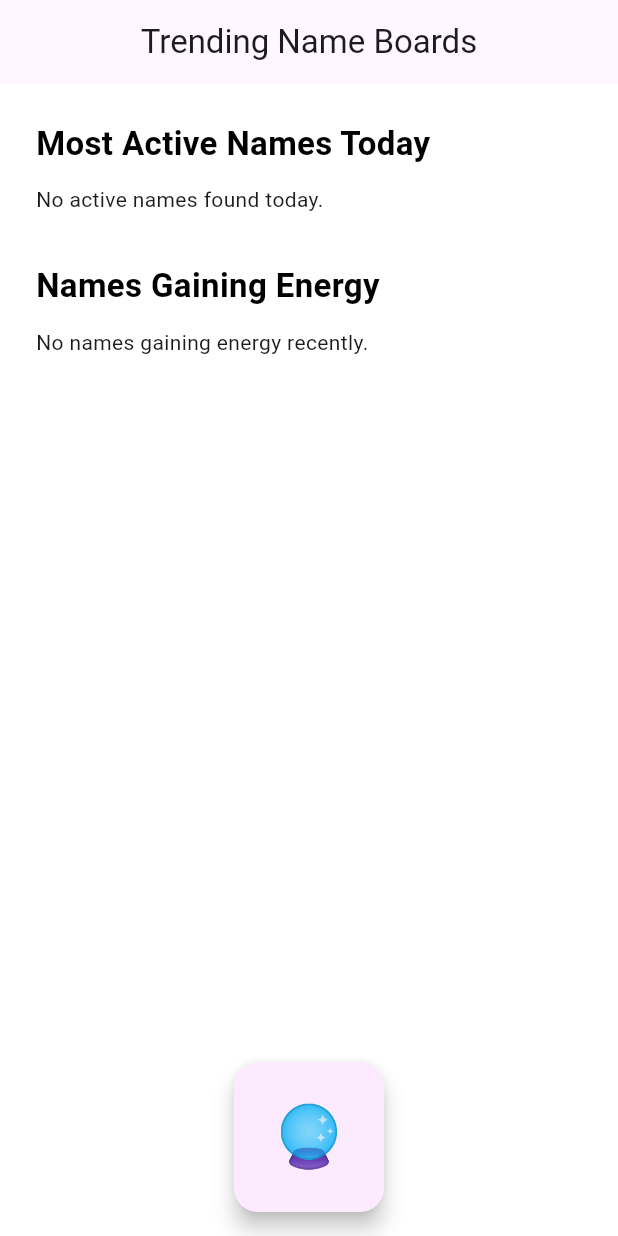
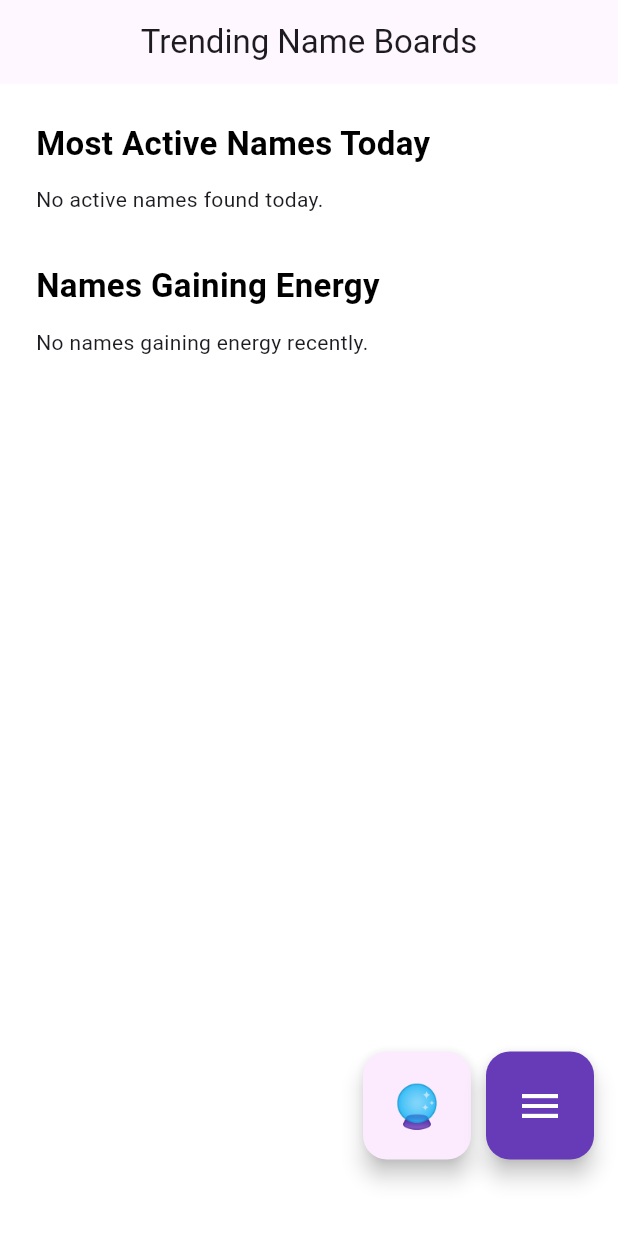
Before and after one commit to awadom/voodooboard, a Flutter app: the screen it shows after launch, on a phone screen of 412 x 824 dp. Run offline on Flutter 3.47's test engine with Material 3 defaults, Android fonts, the phone set to English and light mode, and no system bars; our stand-ins replace cloud_firestore, firebase_auth, firebase_core, google_sign_in; accounts and stored records are empty.

Commit message:
email and google auth added along with buttons and profile page

```diff
--- a/lib/routes.dart
+++ b/lib/routes.dart
@@ -1,17 +1,16 @@
-// lib/routes.dart
-
 import 'package:flutter/material.dart';
 import 'ui/trending_board.dart';
 import 'ui/home_page.dart';
+import 'services/login.dart'; // <-- Add this line
 
 class AppRoutes {
   static const String home = '/';
   static const String nameBoard = '/nameBoard';
+  static const String login = '/login'; // <-- Add this line
 
   static Route<dynamic> generateRoute(RouteSettings settings) {
     switch (settings.name) {
       case home:
-        // No arguments needed now, TrendingBoardsPage fetches data internally
         return MaterialPageRoute(
           builder: (_) => const TrendingBoardsPage(),
         );
@@ -19,6 +18,10 @@ class AppRoutes {
         final name = settings.arguments as String;
         return MaterialPageRoute(
           builder: (_) => VoodooBoardHomePage(name: name),
+        );
+      case login:
+        return MaterialPageRoute(
+          builder: (_) => const LoginPage(), // <-- Navigate to LoginPage
         );
       default:
         return MaterialPageRoute(
--- a/lib/ui/message_panel.dart
+++ b/lib/ui/message_panel.dart
@@ -57,6 +57,7 @@ class MessagePanel extends StatefulWidget {
 
 class _MessagePanelState extends State<MessagePanel> {
   final TextEditingController controller = TextEditingController();
+
   final List<String> emojiOptions = [
     '👍',
     '😂',
@@ -168,9 +169,7 @@ class _MessagePanelState extends State<MessagePanel> {
     );
   }
 
-  bool get _isIOS {
-    return !kIsWeb && defaultTargetPlatform == TargetPlatform.iOS;
-  }
+  bool get _isIOS => !kIsWeb && defaultTargetPlatform == TargetPlatform.iOS;
 
   @override
   void dispose() {
--- a/lib/ui/trending_board.dart
+++ b/lib/ui/trending_board.dart
@@ -1,10 +1,12 @@
-// lib/ui/trending_board.dart
-
 import 'package:cloud_firestore/cloud_firestore.dart';
 import 'package:flutter/material.dart';
 import '../routes.dart';
 import '../services/firestore_service.dart';
 import '../app.dart'; // to access routeObserver
+import 'package:firebase_auth/firebase_auth.dart';
+import '../services/login.dart'; // if LoginPage is declared here
+
+bool showFabMenu = false;
 
 class TrendingBoardsPage extends StatefulWidget {
   const TrendingBoardsPage({super.key});
@@ -44,8 +46,7 @@ class _TrendingBoardsPageState extends State<TrendingBoardsPage>
 
   @override
   void didPopNext() {
-    // Called when the page is visible again
-    _fetchTrendingNames();
+    _fetchTrendingNames(); // Refresh when coming back
   }
 
   void _navigateToBoard(BuildContext context, String name) {
@@ -86,7 +87,7 @@ class _TrendingBoardsPageState extends State<TrendingBoardsPage>
   }
 
   void _submitName(TextEditingController controller) async {
-    final name = controller.text.trim().toLowerCase(); // Force lowercase
+    final name = controller.text.trim().toLowerCase();
     if (name.isNotEmpty) {
       try {
         final membersCollection =
@@ -108,8 +109,40 @@ class _TrendingBoardsPageState extends State<TrendingBoardsPage>
     }
   }
 
+  Future<void> _handleLogin() async {
+    final currentUser = FirebaseAuth.instance.currentUser;
+
+    if (currentUser != null) {
+      await FirebaseAuth.instance.signOut();
+      if (!mounted) return;
+      ScaffoldMessenger.of(context).showSnackBar(
+        const SnackBar(content: Text('Logged out')),
+      );
+      setState(() {});
+    } else {
+      await Navigator.push(
+        context,
+        MaterialPageRoute(builder: (context) => const LoginPage()),
+      );
+      if (!mounted) return;
+      final newUser = FirebaseAuth.instance.currentUser;
+      ScaffoldMessenger.of(context).showSnackBar(
+        SnackBar(
+          content: Text(
+            newUser != null
+                ? 'Welcome, ${newUser.displayName ?? newUser.email}!'
+                : 'Login cancelled',
+          ),
+        ),
+      );
+      setState(() {});
+    }
+  }
+
   @override
   Widget build(BuildContext context) {
+    //final user = FirebaseAuth.instance.currentUser;
+
     return Scaffold(
       appBar: AppBar(
         title: const Text('Trending Name Boards'),
@@ -182,22 +215,76 @@ class _TrendingBoardsPageState extends State<TrendingBoardsPage>
           },
         ),
       ),
-      floatingActionButton: SizedBox(
-        width: 100,
-        height: 100,
+      floatingActionButton: Stack(
+        alignment: Alignment.bottomRight,
+        children: [
+          // 🔮 Always visible fab_name (leftmost)
+          Positioned(
+            bottom: 35,
+            right: 72 * 1 + 10, // two FAB widths + spacing
+            child: SizedBox(
+              width: 72,
+              height: 72,
               child: FloatingActionButton(
+                heroTag: 'fab_name',
                 onPressed: _showSearchOrAddNameDialog,
                 backgroundColor: const Color.fromARGB(255, 252, 235, 254),
                 shape: RoundedRectangleBorder(
-            borderRadius: BorderRadius.circular(16), // Square with soft corners
+                  borderRadius: BorderRadius.circular(16),
                 ),
                 child: const Text(
                   '🔮',
-            style: TextStyle(fontSize: 40),
+                  style: TextStyle(fontSize: 28),
                 ),
               ),
             ),
-      floatingActionButtonLocation: FloatingActionButtonLocation.centerFloat,
+          ),
+
+          if (showFabMenu) ...[
+            // Login/Logout button (middle)
+            Positioned(
+              bottom: 35 + 72 + 10,
+              right: 0, // one FAB width + spacing
+              child: SizedBox(
+                width: 72,
+                height: 72,
+                child: FloatingActionButton(
+                  heroTag: 'fab_login',
+                  onPressed: _handleLogin,
+                  backgroundColor: Colors.white,
+                  child: Icon(
+                    FirebaseAuth.instance.currentUser == null
+                        ? Icons.login
+                        : Icons.logout,
+                    color: Colors.deepPurple,
+                    size: 32,
+                  ),
+                ),
+              ),
+            ),
+          ],
+
+          // Toggle button (rightmost)
+          Positioned(
+            bottom: 35,
+            right: 0,
+            child: SizedBox(
+              width: 72,
+              height: 72,
+              child: FloatingActionButton(
+                heroTag: 'fab_toggle',
+                onPressed: () => setState(() => showFabMenu = !showFabMenu),
+                backgroundColor: Colors.deepPurple,
+                child: Icon(
+                  showFabMenu ? Icons.close : Icons.menu,
+                  color: Colors.white,
+                  size: 32,
+                ),
+              ),
+            ),
+          ),
+        ],
+      ),
     );
   }
 }
```
Also changed, not shown: lib/services/auth_service.dart (added, +41 -0 lines), lib/services/login.dart (added, +140 -0 lines), pubspec.yaml (+6 -5 lines), pubspec.lock, 3 other files. Lines whose indentation alone changed are shown as unchanged.
